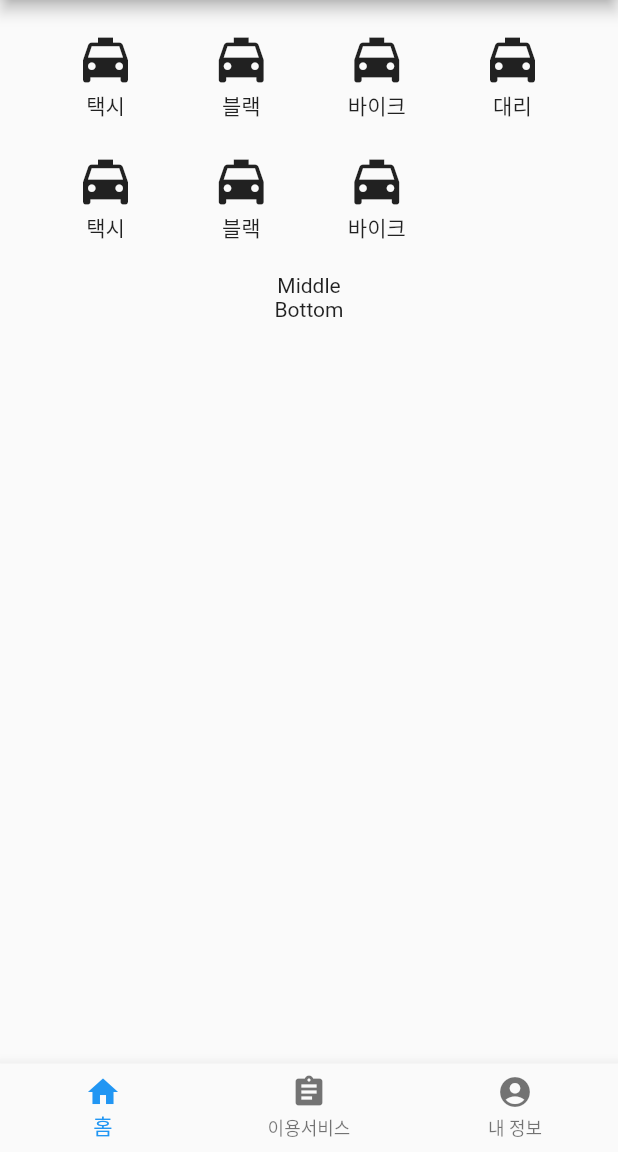
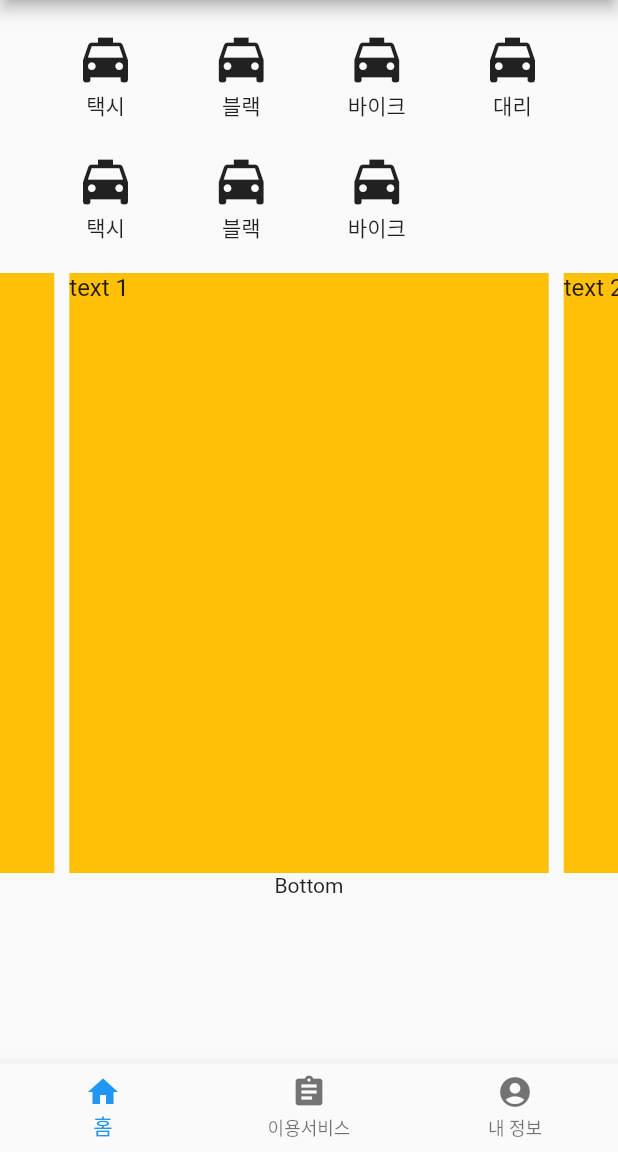
Before and after one commit to chihyeonWON/Flutter-ui, a Flutter app: the screen it shows after launch, on a phone screen of 412 x 824 dp, the part 84-1236 px from its top. Run offline on Flutter 3.47's test engine with Material 2 defaults, Android fonts, the phone set to English and light mode, and no system bars; drawn by our look-alikes of carousel_slider.

Commit message:
carousel_slider 라이브러리의 예제 코드를 중단 부분에 추가

```diff
--- a/lib/main.dart
+++ b/lib/main.dart
@@ -1,4 +1,5 @@
 import 'package:flutter/material.dart';
+import 'package:carousel_slider/carousel_slider.dart';
 
 void main() => runApp(MyApp());
 
@@ -194,7 +195,23 @@ Widget _buildTop(){
 
 // 중단
 Widget _buildMiddle() {
-  return Text('Middle');
+  return CarouselSlider(
+    options: CarouselOptions(height: 400.0),
+    items: [1,2,3,4,5].map((i) {
+      return Builder(
+        builder: (BuildContext context) {
+          return Container(
+              width: MediaQuery.of(context).size.width,
+              margin: EdgeInsets.symmetric(horizontal: 5.0),
+              decoration: BoxDecoration(
+                  color: Colors.amber
+              ),
+              child: Text('text $i', style: TextStyle(fontSize: 16.0),)
+          );
+        },
+      );
+    }).toList(),
+  );
 }
 
 // 하단
```
